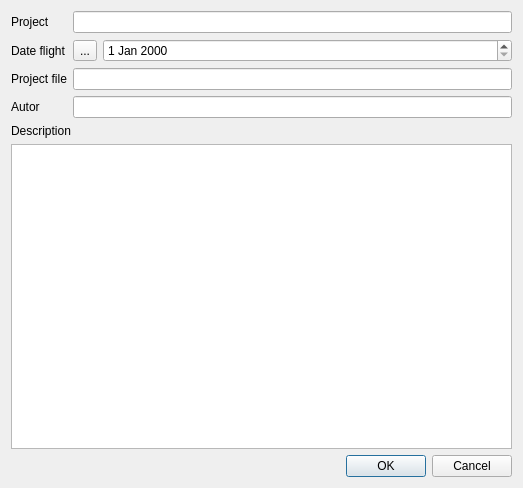
This is App-ToolsPcot/newprojectdialog.ui in tonilogar/ToolsPcot as Qt 5 draws it before an edit. The edited form follows.
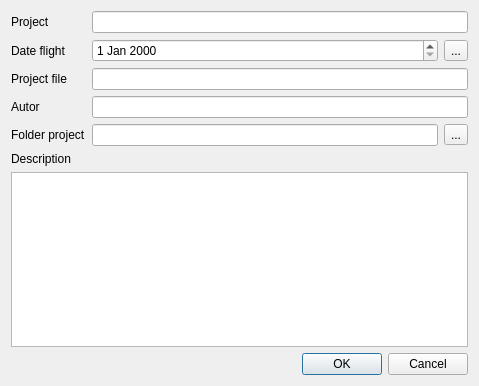
This is the edited form.

Commit message: El usuario puede cambiar el directorio donde se crea el archivo de proyecto desde el newprojectdialog

```diff
--- a/App-ToolsPcot/newprojectdialog.ui
+++ b/App-ToolsPcot/newprojectdialog.ui
@@ -6,8 +6,8 @@
    <rect>
     <x>0</x>
     <y>0</y>
-    <width>523</width>
-    <height>488</height>
+    <width>479</width>
+    <height>386</height>
    </rect>
   </property>
   <property name="windowTitle">
@@ -34,13 +34,6 @@
       </widget>
      </item>
      <item row="1" column="1">
-      <widget class="QToolButton" name="toolButtonDateFlight">
-       <property name="text">
-        <string>...</string>
-       </property>
-      </widget>
-     </item>
-     <item row="1" column="2">
       <widget class="QDateEdit" name="dateEditDateFlight">
        <property name="sizePolicy">
         <sizepolicy hsizetype="Expanding" vsizetype="Fixed">
@@ -50,6 +43,13 @@
        </property>
       </widget>
      </item>
+     <item row="1" column="2">
+      <widget class="QToolButton" name="toolButtonDateFlight">
+       <property name="text">
+        <string>...</string>
+       </property>
+      </widget>
+     </item>
      <item row="2" column="0">
       <widget class="QLabel" name="labelProjectFile">
        <property name="text">
@@ -70,6 +70,27 @@
      <item row="3" column="1" colspan="2">
       <widget class="QLineEdit" name="lineEditAutor"/>
      </item>
+     <item row="4" column="0">
+      <widget class="QLabel" name="labelFolderProject">
+       <property name="text">
+        <string>Folder project</string>
+       </property>
+      </widget>
+     </item>
+     <item row="4" column="1">
+      <widget class="QLineEdit" name="lineEditFolderProject">
+       <property name="readOnly">
+        <bool>true</bool>
+       </property>
+      </widget>
+     </item>
+     <item row="4" column="2">
+      <widget class="QToolButton" name="toolButtonFolderProject">
+       <property name="text">
+        <string>...</string>
+       </property>
+      </widget>
+     </item>
     </layout>
    </item>
    <item>
```
Left out of the diff: 5 changed lines with no effect on the pictures. The commit also changes 2 other files.
